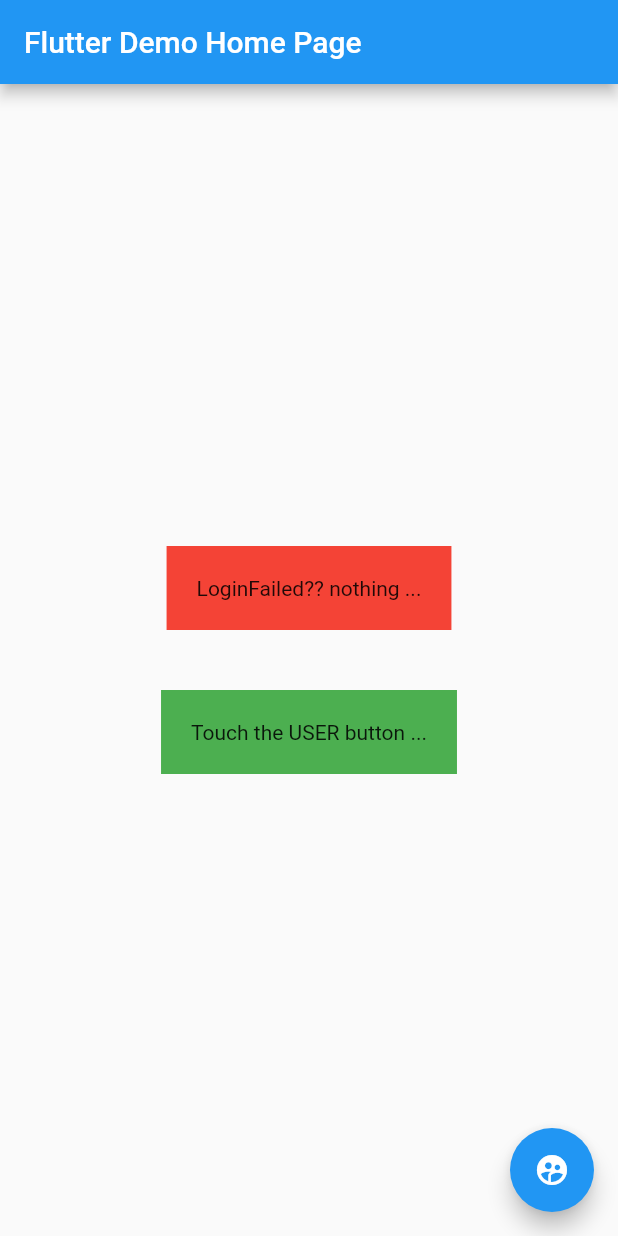
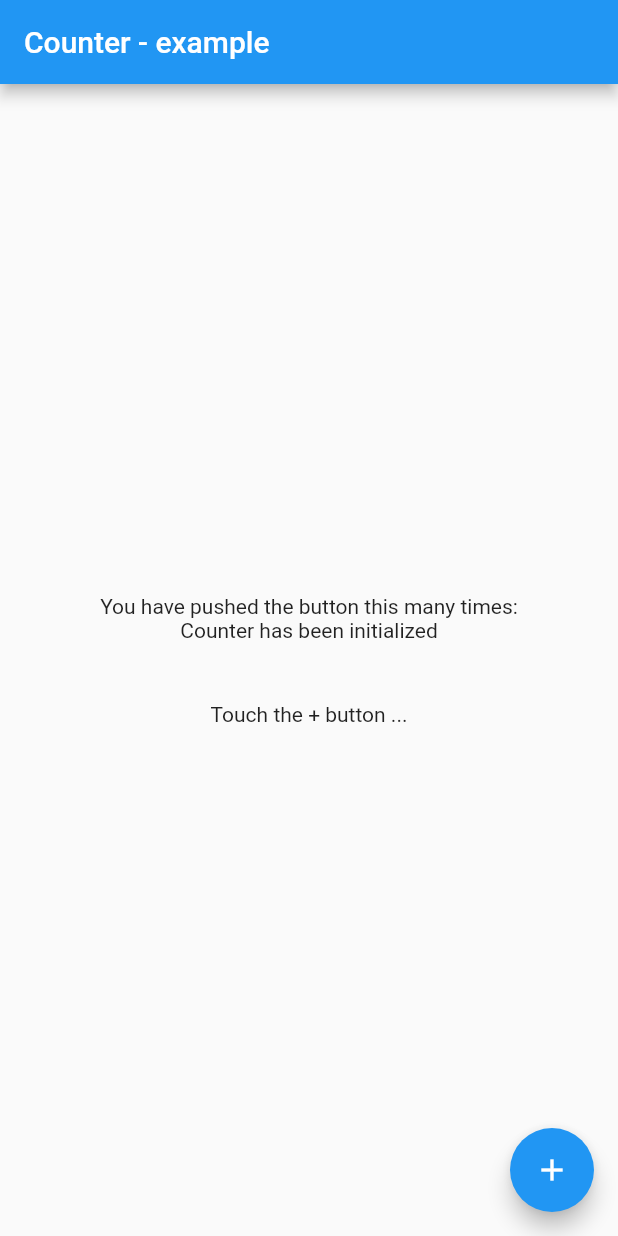
Before and after one commit to JordyBaylac/flutter-eventstate, a Flutter app: the screen it shows after launch, on a phone screen of 412 x 824 dp. Run offline on Flutter 3.47's test engine with Material 2 defaults, Android fonts, the phone set to English and light mode, and no system bars; our stand-ins replace rxdart; accounts and stored records are empty.

Commit message:
refactor counter - example with store

```diff
--- a/lib/examples/counter.dart
+++ b/lib/examples/counter.dart
@@ -2,8 +2,9 @@ import 'package:flutter/material.dart';
 import 'package:fttq/fttq.dart';
 
 void main() {
+  initAppState();
+  addStore(MyThingsStore());
   registerHandler(IncrementCounterHandler());
-  registerHandler(DecrementCounterHandler());
   runApp(MyApp());
 }
 
@@ -13,11 +14,11 @@ class MyApp extends StatelessWidget {
     fire(CounterInitialized());
 
     return MaterialApp(
-      title: 'Flutter Demo',
+      title: 'Flutter Eventstate',
       theme: ThemeData(
         primarySwatch: Colors.blue,
       ),
-      home: MyHomePage(title: 'Flutter Demo Home Page'),
+      home: MyHomePage(title: 'Counter - example'),
     );
   }
 }
@@ -85,26 +86,21 @@ class MyHomePage extends StatelessWidget {
   }
 }
 
-int counter = 0;
+class MyThingsStore extends Store {
+  int counter = 0;
+}
 
 class IncrementCounterHandler extends CommandHandler<IncrementCounter> {
+  final MyThingsStore store;
+  IncrementCounterHandler() : store = getStore<MyThingsStore>();
+
   handle(IncrementCounter command) {
-    counter++;
-    fire(CounterUpdated(counter));
-  }
-}
-
-class DecrementCounterHandler extends CommandHandler<DecrementCounter> {
-  handle(DecrementCounter command) {
-    counter--;
-    fire(CounterUpdated(counter));
+    store.counter++;
+    fire(CounterUpdated(store.counter));
   }
 }
 
 class IncrementCounter extends Command {}
-
-class DecrementCounter extends Command {}
-
 class CounterInitialized extends Event {}
 
 class CounterUpdated extends Event {
--- a/lib/examples/login/domain/login/store.dart
+++ b/lib/examples/login/domain/store.dart
@@ -1,6 +1,6 @@
 
 
-import 'package:fttq/domain/models/user.dart';
+import 'package:fttq/examples/login/domain/models/user.dart';
 import 'package:fttq/fttq.dart';
 
 class AuthStore extends Store {
@@ -8,7 +8,4 @@ class AuthStore extends Store {
 
   setUser(User newUser) => _user = newUser;
   get user => _user;
-
-  @override
-  dispose() {}
 }
--- a/lib/main.dart
+++ b/lib/main.dart
@@ -1,29 +1,24 @@
 import 'package:flutter/material.dart';
-
 import 'package:fttq/fttq.dart';
-
-import 'examples/login/domain/login/commands.dart';
-import 'examples/login/domain/login/events.dart';
-import 'examples/login/domain/login/store.dart';
 
 void main() {
   initAppState();
-  addStore(AuthStore());
-  registerHandler(LoginHandler());
-
+  addStore(MyThingsStore());
+  registerHandler(IncrementCounterHandler());
   runApp(MyApp());
 }
 
 class MyApp extends StatelessWidget {
   @override
   Widget build(BuildContext context) {
+    fire(CounterInitialized());
 
     return MaterialApp(
-      title: 'Flutter Demo',
+      title: 'Flutter Eventstate',
       theme: ThemeData(
         primarySwatch: Colors.blue,
       ),
-      home: MyHomePage(title: 'Flutter Demo Home Page'),
+      home: MyHomePage(title: 'Counter - example'),
     );
   }
 }
@@ -43,54 +38,73 @@ class MyHomePage extends StatelessWidget {
         child: Column(
           mainAxisAlignment: MainAxisAlignment.center,
           children: <Widget>[
-            Container(
-              color: Colors.red,
-              padding: EdgeInsets.all(20),
-              child: StreamBuilder(
-                stream: listen<LoginFailed>(),
+            Text(
+              'You have pushed the button this many times:',
+            ),
+            StreamBuilder(
+              stream: listen<CounterInitialized>(),
               builder: (context, snapshot) {
                 if (snapshot.hasError) {
-                    return Text("unexpected error during LoginFailed!!");
+                  return Text("error receiving CounterInitialized!!");
                 }
                 if (!snapshot.hasData) {
-                    return Text("LoginFailed?? nothing ...");
+                  return Text("Initializing ...");
                 }
-                  return Text("LoginFailed, try other email",
+                return Text("Counter has been initialized",
                     style: Theme.of(context).textTheme.body1);
               },
-              ),
             ),
             SizedBox(
               height: 40,
             ),
-            Container(
-              color: Colors.green,
-              padding: EdgeInsets.all(20),
-              child: StreamBuilder(
-                stream: listen<LoginOk>(),
+            StreamBuilder(
+              stream: listen<CounterUpdated>(),
               builder: (context, snapshot) {
                 if (snapshot.hasError) {
-                    return Text("error receiving LoginOk!!");
+                  return Text("error receiving CounterUpdated!!");
                 }
                 if (!snapshot.hasData) {
-                    return Text("Touch the USER button ...");
+                  return Text("Touch the + button ...");
                 }
-                  print("Login successful");
-                  return Text("Login successful",
+                var eventInfo = snapshot.data as CounterUpdated;
+                print("CounterUpdated handled, data is ${eventInfo.counter}");
+                return Text("${eventInfo.counter}",
                     style: Theme.of(context).textTheme.body1);
               },
-              ),
             ),
           ],
         ),
       ),
       floatingActionButton: FloatingActionButton(
         onPressed: () {
-          trigger(LoginCmd("admin"));
+          trigger(IncrementCounter());
         },
-        tooltip: 'LOGIN',
-        child: Icon(Icons.supervised_user_circle),
+        tooltip: 'Increment',
+        child: Icon(Icons.add),
       ),
     );
   }
 }
+
+class MyThingsStore extends Store {
+  int counter = 0;
+}
+
+class IncrementCounterHandler extends CommandHandler<IncrementCounter> {
+  final MyThingsStore store;
+  IncrementCounterHandler() : store = getStore<MyThingsStore>();
+
+  handle(IncrementCounter command) {
+    store.counter++;
+    fire(CounterUpdated(store.counter));
+  }
+}
+
+class IncrementCounter extends Command {}
+class CounterInitialized extends Event {}
+
+class CounterUpdated extends Event {
+  final int counter;
+
+  CounterUpdated(this.counter);
+}
```
Also changed, not shown: lib/examples/login/main.dart (+5 -4 lines), lib/fttq.dart (+9 -5 lines), lib/examples/login/domain/commands.dart (renamed from lib/examples/login/domain/login/commands.dart), lib/examples/login/domain/events.dart (renamed from lib/examples/login/domain/login/events.dart). Lines whose indentation alone changed are shown as unchanged.
